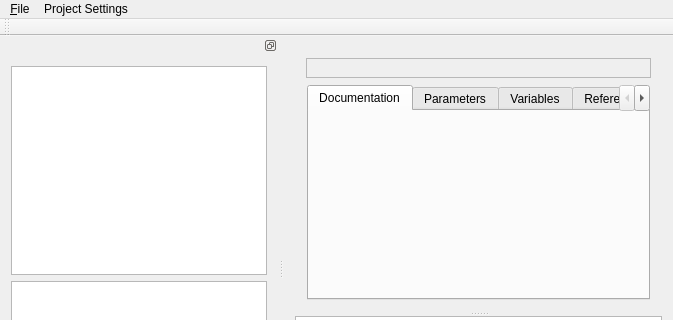
The window that trunk/ cs8-components/cs8ProgramComponent/cs8DocEditor/mainwindow.ui (vdg1/cs8-components) describes before a commit, drawn with Qt 5; both pictures show x 0 to 673 and y 0 to 320 of the 673 by 522 pixel window.
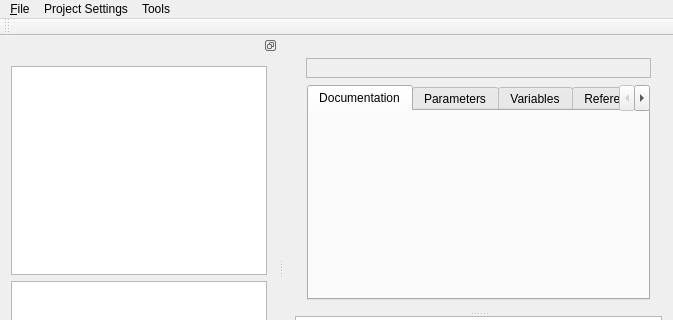
The same window after the commit. Custom widgets are drawn as their Qt base class.

Diff of the .ui file:
```diff
--- a/trunk/ cs8-components/cs8ProgramComponent/cs8DocEditor/mainwindow.ui
+++ b/trunk/ cs8-components/cs8ProgramComponent/cs8DocEditor/mainwindow.ui
@@ -165,8 +165,15 @@
     <addaction name="actionEdit_Copy_Right_Message"/>
     <addaction name="actionAdd_tags_for_undocumented_symbols"/>
    </widget>
+   <widget class="QMenu" name="menuTools_2">
+    <property name="title">
+     <string>Tools</string>
+    </property>
+    <addaction name="actionApply_project_data_to_all_sub_projects"/>
+   </widget>
    <addaction name="menu_File"/>
    <addaction name="menuTools"/>
+   <addaction name="menuTools_2"/>
   </widget>
   <widget class="QToolBar" name="mainToolBar">
    <attribute name="toolBarArea">
```
Left out of the diff: 5 changed lines with no effect on the pictures.
